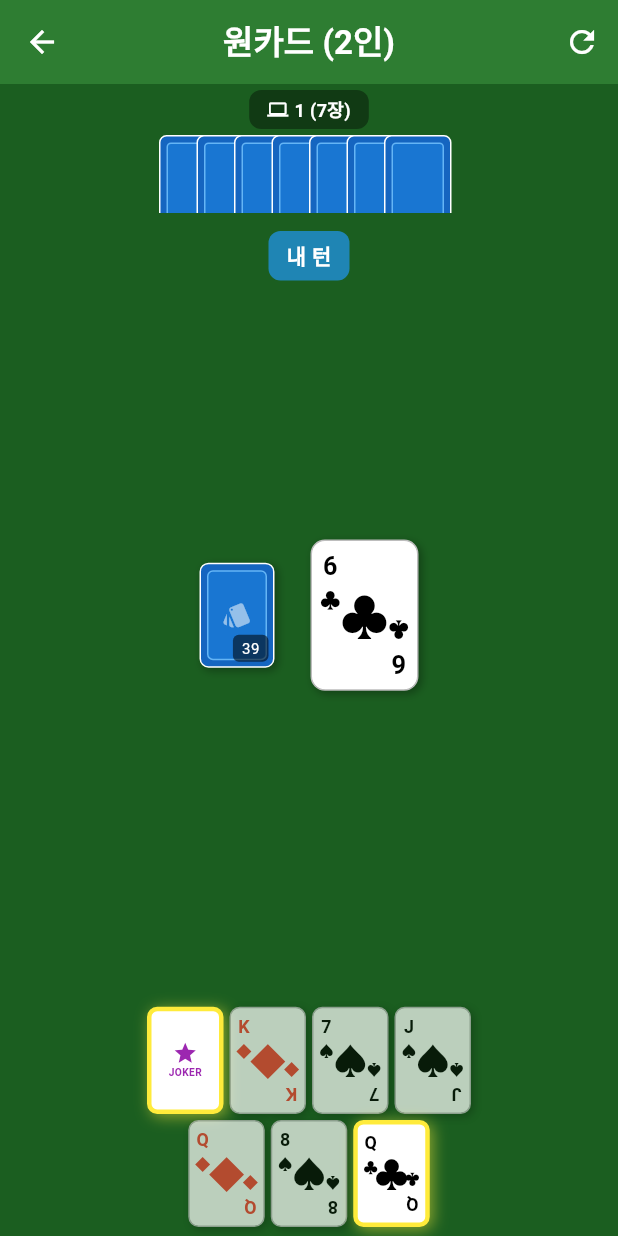
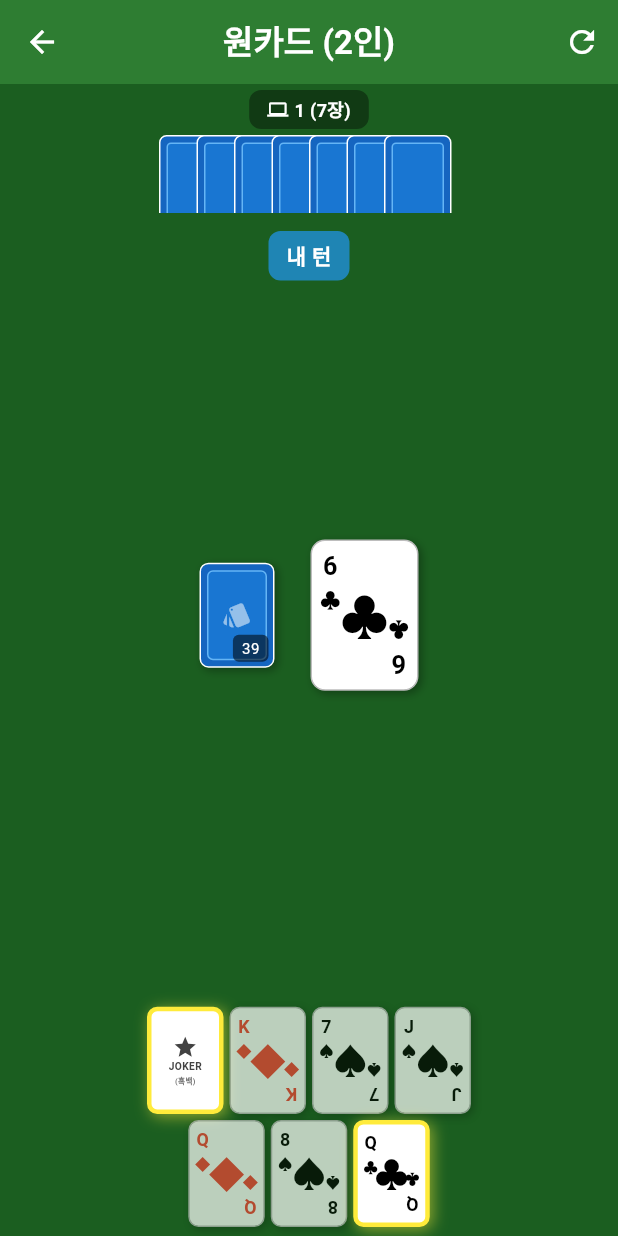
Before and after one commit to mhpark03/games, a Flutter app: the OneCardScreen screen opened directly, on a phone screen of 412 x 824 dp. Run offline on Flutter 3.47's test engine with Material 3 defaults, Android fonts, the phone set to English and light mode, and no system bars; our stand-ins replace shared_preferences; accounts and stored records are empty.

Commit message:
원카드 흑백/컬러 조커 구분 표시 추가
- 흑백 조커: 회색 별 + "JOKER (흑백)" 표시
- 컬러 조커: 빨간색 별 + "JOKER (컬러)" 표시
- 작은 카드에서는 B/C로 구분 표시
- 기존 보라색 단일 색상에서 구분된 색상으로 변경

```diff
--- a/lib/games/onecard/onecard_screen.dart
+++ b/lib/games/onecard/onecard_screen.dart
@@ -1371,12 +1371,16 @@ class _OneCardScreenState extends State<OneCardScreen> with TickerProviderStateM
               child: Column(
                 mainAxisAlignment: MainAxisAlignment.center,
                 children: [
-                  Icon(Icons.star, color: Colors.purple, size: 16),
+                  Icon(
+                    Icons.star,
+                    color: card.isBlackJoker ? Colors.grey.shade800 : Colors.red,
+                    size: 16,
+                  ),
                   Text(
-                    'JKR',
+                    card.isBlackJoker ? 'B' : 'C',
                     style: TextStyle(
-                      color: Colors.purple,
-                      fontSize: 6,
+                      color: card.isBlackJoker ? Colors.grey.shade800 : Colors.red,
+                      fontSize: 8,
                       fontWeight: FontWeight.bold,
                     ),
                   ),
@@ -1826,12 +1830,24 @@ class _OneCardScreenState extends State<OneCardScreen> with TickerProviderStateM
               child: Column(
                 mainAxisAlignment: MainAxisAlignment.center,
                 children: [
-                  Icon(Icons.star, color: Colors.purple, size: 20 * size),
+                  Icon(
+                    Icons.star,
+                    color: card.isBlackJoker ? Colors.grey.shade800 : Colors.red,
+                    size: 20 * size,
+                  ),
                   Text(
                     'JOKER',
                     style: TextStyle(
-                      color: Colors.purple,
+                      color: card.isBlackJoker ? Colors.grey.shade800 : Colors.red,
                       fontSize: 8 * size,
+                      fontWeight: FontWeight.bold,
+                    ),
+                  ),
+                  Text(
+                    card.isBlackJoker ? '(흑백)' : '(컬러)',
+                    style: TextStyle(
+                      color: card.isBlackJoker ? Colors.grey.shade600 : Colors.red.shade400,
+                      fontSize: 6 * size,
                       fontWeight: FontWeight.bold,
                     ),
                   ),
```
